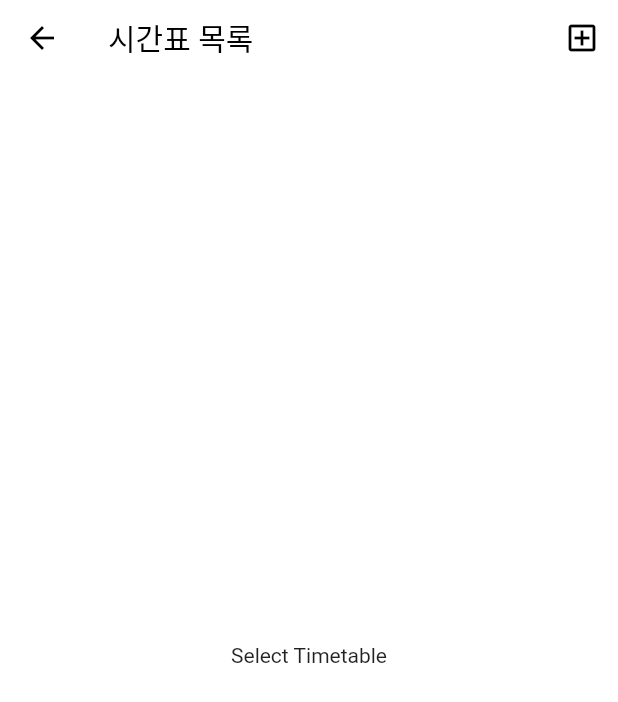
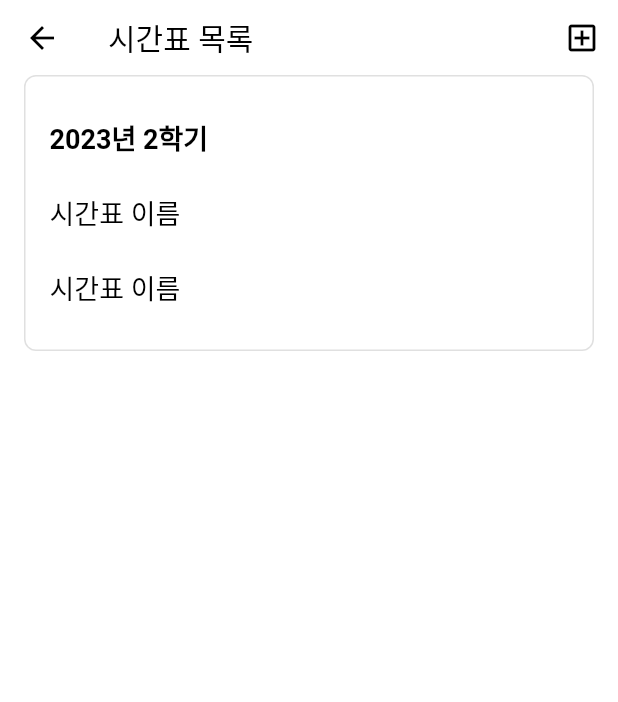
Before and after one commit to mobius29/everytime-clonecoding-flutter, a Flutter app: the SelectTimetableScreen screen opened by its route, on a phone screen of 412 x 824 dp. Shown: the top 702 px of the screen. Run offline on Flutter 3.47's test engine with Material 2 defaults, Android fonts, the phone set to English and light mode, and no system bars.

Commit message:
feat: add select timetable page block

```diff
--- a/lib/screens/select_timetable/select_timetable_screen.dart
+++ b/lib/screens/select_timetable/select_timetable_screen.dart
@@ -1,4 +1,5 @@
 import 'package:everytime_flutter/widgets/select_timetable/appbar.dart';
+import 'package:everytime_flutter/widgets/select_timetable/timetable_block.dart';
 import 'package:flutter/material.dart';
 
 class SelectTimetableScreen extends StatelessWidget {
@@ -9,7 +10,7 @@ class SelectTimetableScreen extends StatelessWidget {
   Widget build(BuildContext context) {
     return const Scaffold(
       appBar: SelectTimetableScreenAppbar(),
-      body: Center(child: Text("Select Timetable")),
+      body: SingleChildScrollView(child: TimetableBlock()),
     );
   }
 }
--- /dev/null
+++ b/lib/widgets/select_timetable/timetable_block.dart
@@ -0,0 +1,55 @@
+import 'package:flutter/material.dart';
+
+class TimetableBlock extends StatelessWidget {
+  const TimetableBlock({Key? key}) : super(key: key);
+
+  @override
+  Widget build(BuildContext context) {
+    return Container(
+      margin: const EdgeInsets.symmetric(horizontal: 16),
+      padding: const EdgeInsets.all(16),
+      width: double.infinity,
+      decoration: BoxDecoration(
+        border: Border.all(color: Colors.grey.shade300),
+        borderRadius: BorderRadius.circular(8),
+      ),
+      child: Column(
+        crossAxisAlignment: CrossAxisAlignment.start,
+        children: [
+          Container(
+            alignment: Alignment.centerLeft,
+            height: 50,
+            child: const Text("2023년 2학기",
+                style: TextStyle(
+                  fontSize: 18,
+                  fontWeight: FontWeight.bold,
+                  color: Colors.black,
+                )),
+          ),
+          Container(
+            alignment: Alignment.centerLeft,
+            height: 50,
+            child: Row(
+              children: [
+                const Text("시간표 이름", style: TextStyle(fontSize: 18, color: Colors.black)),
+                const SizedBox(width: 8),
+                Container(child: null),
+              ],
+            ),
+          ),
+          Container(
+            alignment: Alignment.centerLeft,
+            height: 50,
+            child: Row(
+              children: [
+                const Text("시간표 이름", style: TextStyle(fontSize: 18, color: Colors.black)),
+                const SizedBox(width: 8),
+                Container(child: null),
+              ],
+            ),
+          ),
+        ],
+      ),
+    );
+  }
+}
```
